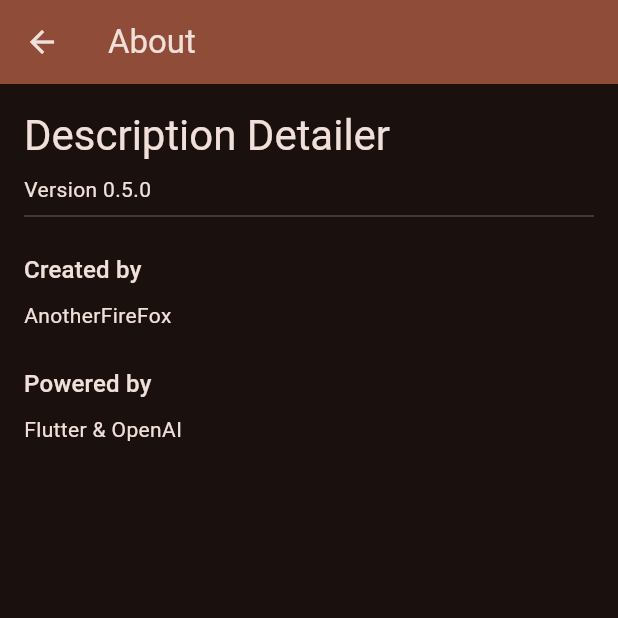
After one commit to FennexFox/description_detailer, a Flutter app: the DetailerHome screen opened directly, after a tap on the "info outline" icon, on a phone screen of 412 x 824 dp, the top half of it. The commit adds this screen. Run offline on Flutter 3.47's test engine with Material 3 defaults, Android fonts, the phone set to English and light mode, and no system bars.

Commit message:
UI 개선: 페이지 네비게이션 추가 및 크레딧 페이지 구현

```diff
--- a/lib/main.dart
+++ b/lib/main.dart
@@ -6,6 +6,9 @@
 import 'json/definitions.dart';
 import 'services/detailer_service.dart';
 import 'widgets/detailer_preview.dart';
+import 'widgets/inspector_page.dart';
+import 'widgets/response_page.dart';
+import 'widgets/credit_page.dart';
 
 void main() {
   runApp(const MyApp());
@@ -25,7 +28,7 @@
         ),
         useMaterial3: true,
       ),
-      home: const DetailerHome(title: 'Detailer Homepage'),
+      home: const DetailerHome(title: 'Description Detailer'),
     );
   }
 }
@@ -39,6 +42,7 @@
 }
 
 class DetailerHomeState extends State<DetailerHome> {
+  late final PageController _pageController;
   int _selectedIndex = 1;
 
   final titleTextController = TextEditingController();
@@ -49,20 +53,29 @@
   @override
   void initState() {
     super.initState();
+    _pageController = PageController(initialPage: _selectedIndex);
     _jsonResponse = null;
   }
 
   @override
   void dispose() {
+    _pageController.dispose();
     titleTextController.dispose();
     bodyTextController.dispose();
     super.dispose();
   }
 
   void _onItemTapped(int index) {
-    setState(() {
-      _selectedIndex = index;
-    });
+    setState(() => _selectedIndex = index);
+    _pageController.animateToPage(
+      index,
+      duration: const Duration(milliseconds: 300),
+      curve: Curves.easeInOut,
+    );
+  }
+
+  void _onPageChanged(int index) {
+    setState(() => _selectedIndex = index);
   }
 
   String getAdjustedUrl(String inputUrl) { // adjust Localhost for Android Emulator
@@ -132,8 +145,25 @@
       appBar: AppBar(
         backgroundColor: Theme.of(context).colorScheme.inversePrimary,
         title: Text(widget.title),
+        actions: [
+          IconButton(
+            icon: const Icon(Icons.info_outline),
+            onPressed: () {
+              Navigator.push(
+                context,
+                MaterialPageRoute(builder: (context) => const CreditPage()),
+              );
+            },
           ),
-      body: Column(
+        ],
+      ),
+      body: PageView(
+        controller: _pageController,
+        onPageChanged: _onPageChanged,
+        children: [
+          InspectorPage(jsonResponse: _jsonResponse),
+          SingleChildScrollView(
+            child: Column(
               children: [
                 DetailerTextFields(
                   titleTextController: titleTextController,
@@ -165,6 +195,10 @@
                   jsonResponse: _jsonResponse,
                   isLoading: _isLoading,
                 ),
+              ],
+            ),
+          ),
+          ResponsePage(jsonResponse: _jsonResponse),
         ],
       ),
       bottomNavigationBar: BottomNavigationBar(
--- /dev/null
+++ b/lib/widgets/credit_page.dart
@@ -0,0 +1,44 @@
+import 'package:flutter/material.dart';
+
+class CreditPage extends StatelessWidget {
+  const CreditPage({super.key});
+
+  @override
+  Widget build(BuildContext context) {
+    return Scaffold(
+      appBar: AppBar(
+        backgroundColor: Theme.of(context).colorScheme.inversePrimary,
+        title: const Text('About'),
+      ),
+      body: Padding(
+        padding: const EdgeInsets.all(16.0),
+        child: Column(
+          crossAxisAlignment: CrossAxisAlignment.start,
+          children: [
+            Text(
+              'Description Detailer',
+              style: Theme.of(context).textTheme.headlineMedium,
+            ),
+            const SizedBox(height: 8),
+            const Text('Version 0.5.0'),
+            const Divider(),
+            const SizedBox(height: 16),
+            Text(
+              'Created by',
+              style: Theme.of(context).textTheme.titleMedium,
+            ),
+            const SizedBox(height: 8),
+            const Text('AnotherFireFox'),
+            const SizedBox(height: 24),
+            Text(
+              'Powered by',
+              style: Theme.of(context).textTheme.titleMedium,
+            ),
+            const SizedBox(height: 8),
+            const Text('Flutter & OpenAI'),
+          ],
+        ),
+      ),
+    );
+  }
+}
--- /dev/null
+++ b/lib/widgets/response_page.dart
@@ -0,0 +1,41 @@
+import 'package:flutter/material.dart';
+import '../json/definitions.dart';
+
+class ResponsePage extends StatelessWidget {
+  final JsonResponse? jsonResponse;
+
+  const ResponsePage({super.key, this.jsonResponse});
+
+  @override
+  Widget build(BuildContext context) {
+    if (jsonResponse == null) {
+      return const Center(
+        child: Text('No data available. Please submit a request first.'),
+      );
+    }
+
+    return SingleChildScrollView(
+      padding: const EdgeInsets.all(8.0),
+      child: Card(
+        child: Padding(
+          padding: const EdgeInsets.all(16.0),
+          child: Column(
+            spacing: 8.0,
+            crossAxisAlignment: CrossAxisAlignment.start,
+            children: [
+              Text(
+                'Detailed Response',
+                style: Theme.of(context).textTheme.headlineSmall,
+              ),
+              const Divider(),
+              Text(
+                jsonResponse!.detailed,
+                style: Theme.of(context).textTheme.bodyLarge,
+              ),
+            ],
+          ),
+        ),
+      ),
+    );
+  }
+}
```
Also changed, not shown: lib/widgets/inspector_page.dart (added, +80 -0 lines). Lines whose indentation alone changed are shown as unchanged.
